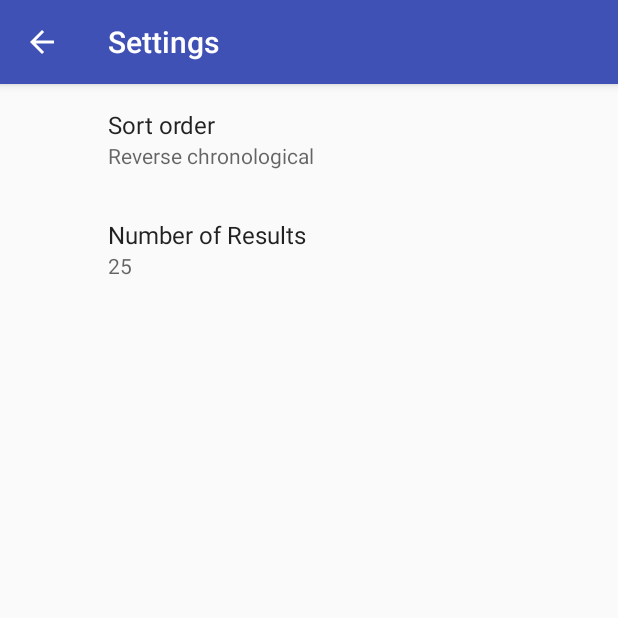
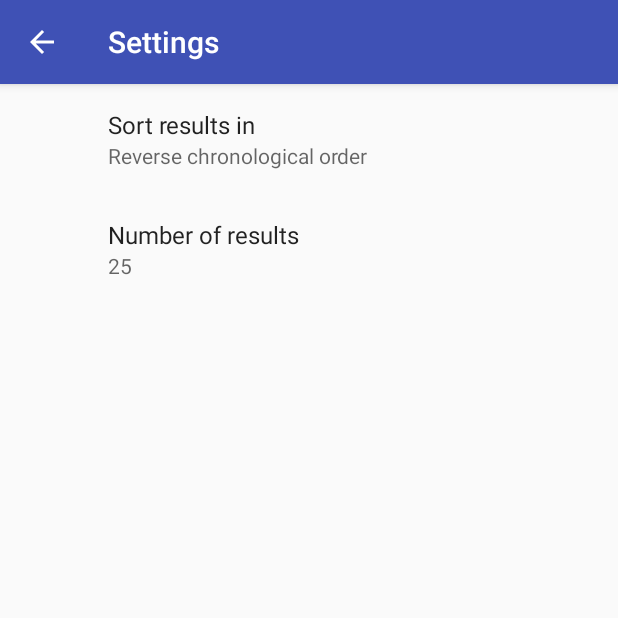
Before and after one commit to OSU-CS496-Sp2017/final-project-patent-search-app, an Android app: the SettingsFragment screen opened directly, with no data from a screen before it, on a phone screen of 412 x 824 dp, the top half of it. Run offline under Robolectric (Android 15) with nearby library versions, the phone set to English and light mode, and no system bars; our stand-ins replace androidx.preference; network calls fail.

Commit message:
Small string change

```diff
--- a/app/src/main/res/values/arrays.xml
+++ b/app/src/main/res/values/arrays.xml
@@ -2,8 +2,8 @@
 <resources>
 
     <string-array name="pref_date_entry">
-        <item>Chronological</item>
-        <item>Reverse chronological</item>
+        <item>Chronological order</item>
+        <item>Reverse chronological order</item>
     </string-array>
 
     <string-array name="pref_sort_values">
--- a/app/src/main/res/values/strings.xml
+++ b/app/src/main/res/values/strings.xml
@@ -9,10 +9,9 @@
 
     <string name="pref_date_sort_key">pref_date_sort</string>
     <string name="pref_patent_sort_key">pref_patent_sort</string>
-    <string name="pref_date_sort_title">Sort order</string>
+    <string name="pref_date_sort_title">Sort results in</string>
     <string name="pref_result_sort_key">pref_result_sort</string>
-    <string name="pref_result_sort_title">Number of Results</string>
-    <string name="pref_patent_sort_title">Sort Patent Numbers In</string>
+    <string name="pref_result_sort_title">Number of results</string>
     <string name="pref_sort_default">desc</string>
     <string name="pref_result_default">25</string>
     <string name="action_favorites">Favorites</string>
```
